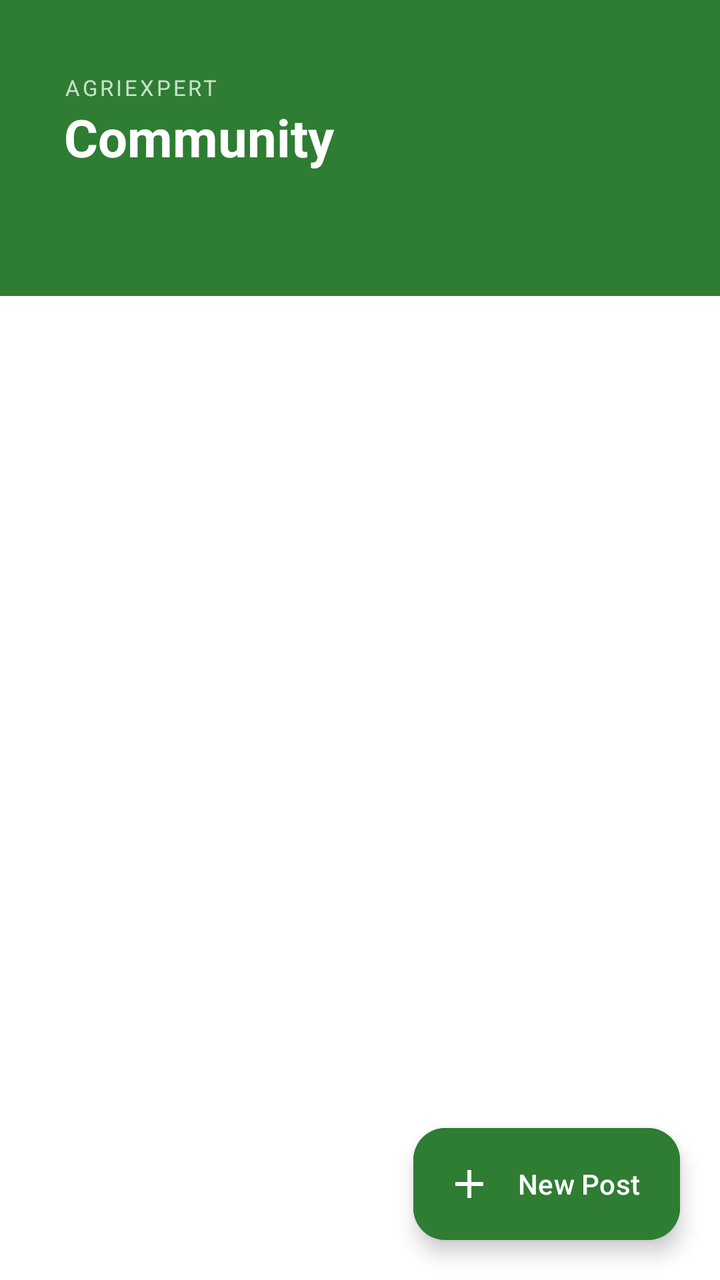
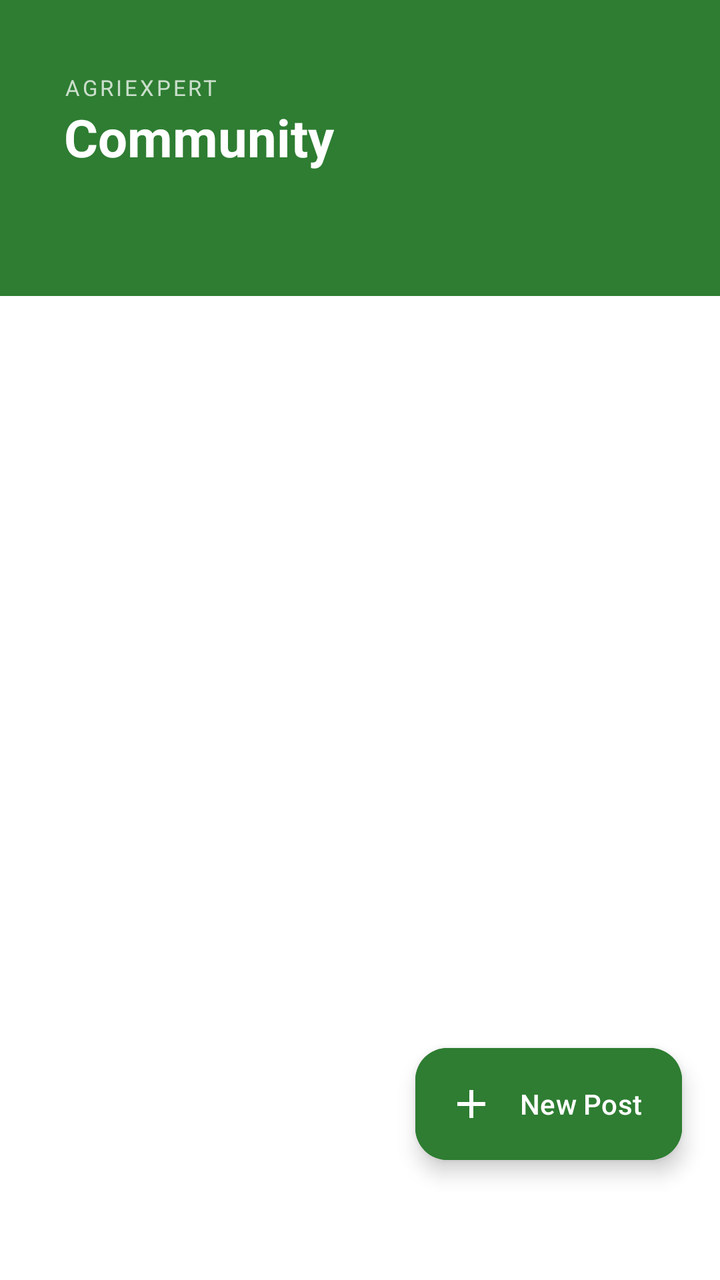

Two renders of the same Android screen: before a commit and after it. Below are the layout's source before the change and the commit's diff.
<!-- AndroidManifest.xml: application theme Theme.AgriExpert -->
<!-- res/layout/fragment_community.xml -->
<?xml version="1.0" encoding="utf-8"?>
<androidx.coordinatorlayout.widget.CoordinatorLayout
    xmlns:android="http://schemas.android.com/apk/res/android"
    xmlns:app="http://schemas.android.com/apk/res-auto"
    android:layout_width="match_parent"
    android:layout_height="match_parent"
    android:background="?attr/colorSurface">

    <com.google.android.material.appbar.AppBarLayout
        android:id="@+id/appbar_community"
        android:layout_width="match_parent"
        android:layout_height="wrap_content"
        android:background="?attr/colorPrimary"
        app:elevation="4dp">

        <com.google.android.material.appbar.MaterialToolbar
            android:layout_width="match_parent"
            android:layout_height="100dp"
            android:background="?attr/colorPrimary">

            <LinearLayout
                android:layout_width="match_parent"
                android:layout_height="match_parent"
                android:orientation="horizontal"
                android:gravity="bottom|start"
                android:paddingStart="16dp"
                android:paddingEnd="16dp"
                android:paddingBottom="14dp">

                <LinearLayout
                    android:layout_width="0dp"
                    android:layout_height="wrap_content"
                    android:layout_weight="1"
                    android:orientation="vertical">

                    <TextView
                        android:layout_width="wrap_content"
                        android:layout_height="wrap_content"
                        android:text="AgriExpert"
                        android:textSize="11sp"
                        android:letterSpacing="0.12"
                        android:textAllCaps="true"
                        android:alpha="0.75"
                        android:textColor="?attr/colorOnPrimary"/>

                    <TextView
                        android:layout_width="wrap_content"
                        android:layout_height="wrap_content"
                        android:text="Community"
                        android:textSize="26sp"
                        android:textStyle="bold"
                        android:textColor="?attr/colorOnPrimary"/>

                </LinearLayout>

                <ImageButton
                    android:id="@+id/btn_sign_out"
                    android:layout_width="44dp"
                    android:layout_height="44dp"
                    android:src="@drawable/ic_logout"
                    app:tint="?attr/colorOnPrimary"
                    android:background="?attr/selectableItemBackgroundBorderless"
                    android:contentDescription="Sign out"
                    android:visibility="gone"/>

            </LinearLayout>
        </com.google.android.material.appbar.MaterialToolbar>

        <com.google.android.material.tabs.TabLayout
            android:id="@+id/tabs_community"
            android:layout_width="match_parent"
            android:layout_height="wrap_content"
            android:background="?attr/colorPrimary"
            app:tabMode="scrollable"
            app:tabGravity="start"
            app:tabIndicatorColor="?attr/colorOnPrimary"
            app:tabSelectedTextColor="?attr/colorOnPrimary"
            app:tabTextColor="#99ffffff"
            app:tabIndicatorHeight="3dp"
            app:tabRippleColor="@android:color/transparent"/>

    </com.google.android.material.appbar.AppBarLayout>

    <androidx.viewpager2.widget.ViewPager2
        android:id="@+id/vp_community"
        android:layout_width="match_parent"
        android:layout_height="match_parent"
        app:layout_behavior="@string/appbar_scrolling_view_behavior"/>

    <com.google.android.material.floatingactionbutton.ExtendedFloatingActionButton
        android:id="@+id/fab_new_post"
        android:layout_width="wrap_content"
        android:layout_height="wrap_content"
        android:layout_gravity="bottom|end"
        android:layout_margin="20dp"
        android:text="New Post"
        android:textColor="?attr/colorOnPrimary"
        app:icon="@drawable/ic_add"
        app:iconTint="?attr/colorOnPrimary"
        android:backgroundTint="?attr/colorPrimary"
        android:visibility="visible"
        app:layout_behavior="com.google.android.material.behavior.HideBottomViewOnScrollBehavior"/>

</androidx.coordinatorlayout.widget.CoordinatorLayout>
<!-- resources referenced by this layout -->
<resources>
  <!-- drawable ic_add (drawable) -->
  <vector xmlns:android="http://schemas.android.com/apk/res/android"
      android:width="24dp"
      android:height="24dp"
      android:viewportWidth="24"
      android:viewportHeight="24"
      android:tint="?attr/colorOnSurface">
      <path
          android:fillColor="@android:color/white"
          android:pathData="M19,13h-6v6h-2v-6H5v-2h6V5h2v6h6v2z"/>
  </vector>
  <!-- drawable ic_logout (drawable) -->
  <vector xmlns:android="http://schemas.android.com/apk/res/android" android:autoMirrored="true" android:height="800dp" android:viewportHeight="24" android:viewportWidth="24" android:width="800dp">
        
      <path android:fillColor="#1F2328" android:fillType="evenOdd" android:pathData="M4,4H13V9H11.5V5.5H5.5V18.5H11.5V15H13V20H4V4Z"/>
        
      <path android:fillColor="#1F2328" android:fillType="evenOdd" android:pathData="M17.133,11.25L15.358,9.475L16.418,8.414L20.004,12L16.418,15.586L15.358,14.525L17.133,12.75H9V11.25H17.133Z"/>
      
  </vector>
  <color name="Dark_green">#2E7D32</color>
  <color name="white">#FFFFFF</color>
  <color name="light_green">#4CAF50</color>
  <color name="background_light">#FAFAFA</color>
  <color name="surface_light">#FFFFFF</color>
  <color name="text_primary_light">#212121</color>
  <color name="surface_variant_light">#F5F5F5</color>
  <color name="text_secondary_light">#757575</color>
  <color name="edittext_stroke_light">#BDBDBD</color>
  <color name="weather_card_light">#f6eed9</color>
  <color name="chat_user_bubble">#FF4081</color>
  <color name="chat_assistant_bubble">#2196F3</color>
  <color name="bottom_nav_background">#FFFFFF</color>
  <color name="bottom_nav_icon_selected">#2E7D32</color>
  <color name="bottom_nav_icon">#757575</color>
  <color name="card_background_light">#FFFFFF</color>
  <color name="chip_background_light">#E8F5E8</color>
  <color name="news_card_light">#FFFFFF</color>
  <color name="table_header_light">#E8F5E8</color>
  <color name="table_row_light">#FFFFFF</color>
  <color name="success_green">#4CAF50</color>
  <color name="warning_orange">#FF9800</color>
  <color name="error_red">#F44336</color>
  <color name="info_blue">#2196F3</color>
  <color name="weather_alert_light">#FFF3E0</color>
  <!-- unchanged entries left out for length: 1 -->
</resources>

<!-- the commit's change to res/layout/fragment_community.xml (unified diff, before → after) -->
@@ -53,16 +53,6 @@
 
                 </LinearLayout>
 
-                <ImageButton
-                    android:id="@+id/btn_sign_out"
-                    android:layout_width="44dp"
-                    android:layout_height="44dp"
-                    android:src="@drawable/ic_logout"
-                    app:tint="?attr/colorOnPrimary"
-                    android:background="?attr/selectableItemBackgroundBorderless"
-                    android:contentDescription="Sign out"
-                    android:visibility="gone"/>
-
             </LinearLayout>
         </com.google.android.material.appbar.MaterialToolbar>
 
@@ -92,13 +82,13 @@
         android:layout_width="wrap_content"
         android:layout_height="wrap_content"
         android:layout_gravity="bottom|end"
-        android:layout_margin="20dp"
+        android:layout_marginBottom="60dp"
+        android:layout_marginEnd="19dp"
         android:text="New Post"
         android:textColor="?attr/colorOnPrimary"
         app:icon="@drawable/ic_add"
         app:iconTint="?attr/colorOnPrimary"
         android:backgroundTint="?attr/colorPrimary"
-        android:visibility="visible"
-        app:layout_behavior="com.google.android.material.behavior.HideBottomViewOnScrollBehavior"/>
+        android:visibility="visible"/>
 
 </androidx.coordinatorlayout.widget.CoordinatorLayout>
<!-- resource entries referenced after the edit -->
@@ -10,14 +10,6 @@
       <path
           android:fillColor="@android:color/white"
           android:pathData="M19,13h-6v6h-2v-6H5v-2h6V5h2v6h6v2z"/>
-  </vector>
-  <!-- drawable ic_logout (drawable) -->
-  <vector xmlns:android="http://schemas.android.com/apk/res/android" android:autoMirrored="true" android:height="800dp" android:viewportHeight="24" android:viewportWidth="24" android:width="800dp">
-        
-      <path android:fillColor="#1F2328" android:fillType="evenOdd" android:pathData="M4,4H13V9H11.5V5.5H5.5V18.5H11.5V15H13V20H4V4Z"/>
-        
-      <path android:fillColor="#1F2328" android:fillType="evenOdd" android:pathData="M17.133,11.25L15.358,9.475L16.418,8.414L20.004,12L16.418,15.586L15.358,14.525L17.133,12.75H9V11.25H17.133Z"/>
-      
   </vector>
   <color name="Dark_green">#2E7D32</color>
   <color name="white">#FFFFFF</color>
